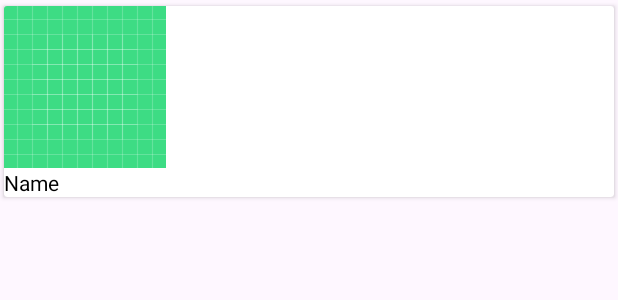
After one commit to AbielBorja/HelloWorld_RickNMorty, an Android app: the layout view_item.xml on its own in the app's theme, with its tools: preview values and no code run, on a phone screen of 412 x 824 dp. The commit adds this screen. Shown: the top 300 px of the screen. Run offline under Robolectric (Android 15) with nearby library versions, the phone set to English and light mode, and no system bars.

Commit message:
Fix in images

```diff
--- a/app/src/main/AndroidManifest.xml
+++ b/app/src/main/AndroidManifest.xml
@@ -3,6 +3,7 @@
     xmlns:tools="http://schemas.android.com/tools">
 
     <uses-permission android:name="android.permission.INTERNET"/>
+
     <application
         android:allowBackup="true"
         android:dataExtractionRules="@xml/data_extraction_rules"
@@ -11,7 +12,7 @@
         android:label="@string/app_name"
         android:roundIcon="@mipmap/ic_launcher_round"
         android:supportsRtl="true"
-        android:theme="@style/Theme.HelloWordl_RicknMorty"
+        android:theme="@style/Theme.RickAndMorty"
         tools:targetApi="31">
         <activity
             android:name=".MainActivity"
--- a/app/src/main/java/com/example/hellowordl_ricknmorty/Repository.kt
+++ /dev/null
@@ -1,6 +0,0 @@
-package com.example.hellowordl_ricknmorty
-
-import com.google.firebase.appdistribution.gradle.ApiService
-
-class Repository(private val apiService: ApiService) {
-}
--- /dev/null
+++ b/app/src/main/res/layout/view_item.xml
@@ -0,0 +1,39 @@
+<?xml version="1.0" encoding="utf-8"?>
+<androidx.cardview.widget.CardView xmlns:android="http://schemas.android.com/apk/res/android"
+    android:layout_width="match_parent"
+    android:layout_height="wrap_content"
+    xmlns:tools="http://schemas.android.com/tools"
+    app:cardUseCompatPadding="true"
+    xmlns:app="http://schemas.android.com/apk/res-auto">
+
+
+<androidx.constraintlayout.widget.ConstraintLayout
+    android:layout_height="match_parent"
+    android:layout_width="wrap_content"
+    android:gravity="center">
+
+    <ImageView
+        android:layout_width="wrap_content"
+        android:layout_height="wrap_content"
+        android:scaleType="centerCrop"
+        android:id="@+id/image"
+        android:src="@drawable/ic_launcher_background"
+        app:layout_constraintTop_toTopOf="parent"
+        app:layout_constraintStart_toStartOf="parent"
+        />
+
+    <TextView
+        android:layout_width="0dp"
+        android:layout_height="wrap_content"
+        tools:text="Name"
+        android:textSize="14sp"
+        android:id="@+id/name"
+        android:textColor="@color/black"
+        app:layout_constraintTop_toBottomOf="@id/image"
+        app:layout_constraintStart_toStartOf="@id/image"
+        app:layout_constraintEnd_toEndOf="@id/image"
+        />
+
+</androidx.constraintlayout.widget.ConstraintLayout>
+
+</androidx.cardview.widget.CardView>
--- a/app/src/main/res/values-night/themes.xml
+++ b/app/src/main/res/values-night/themes.xml
@@ -1,6 +1,6 @@
 <resources xmlns:tools="http://schemas.android.com/tools">
     <!-- Base application theme. -->
-    <style name="Base.Theme.HelloWordl_RicknMorty" parent="Theme.Material3.DayNight.NoActionBar">
+    <style name="Base.Theme.RickAndMorty" parent="Theme.Material3.DayNight.NoActionBar">
         <!-- Customize your dark theme here. -->
         <!-- <item name="colorPrimary">@color/my_dark_primary</item> -->
     </style>
--- a/app/src/main/res/values/strings.xml
+++ b/app/src/main/res/values/strings.xml
@@ -1,3 +1,4 @@
 <resources>
-    <string name="app_name">HelloWordl_RicknMorty</string>
+    <string name="app_name">RickAndMorty</string>
+    <string name="button">button</string>
 </resources>
--- a/app/src/main/res/values/themes.xml
+++ b/app/src/main/res/values/themes.xml
@@ -1,9 +1,9 @@
 <resources xmlns:tools="http://schemas.android.com/tools">
     <!-- Base application theme. -->
-    <style name="Base.Theme.HelloWordl_RicknMorty" parent="Theme.Material3.DayNight.NoActionBar">
+    <style name="Base.Theme.RickAndMorty" parent="Theme.Material3.DayNight.NoActionBar">
         <!-- Customize your light theme here. -->
         <!-- <item name="colorPrimary">@color/my_light_primary</item> -->
     </style>
 
-    <style name="Theme.HelloWordl_RicknMorty" parent="Base.Theme.HelloWordl_RicknMorty" />
+    <style name="Theme.RickAndMorty" parent="Base.Theme.RickAndMorty" />
 </resources>
--- a/settings.gradle.kts
+++ b/settings.gradle.kts
@@ -19,5 +19,5 @@ dependencyResolutionManagement {
     }
 }
 
-rootProject.name = "HelloWordl_RicknMorty"
+rootProject.name = "RickAndMorty"
 include(":app")
```
Also changed, not shown: app/build.gradle.kts (+12 -21 lines), app/src/main/java/com/example/hellowordl_ricknmorty/MainActivity.kt (deleted, +0 -46 lines), app/src/main/java/com/example/hellowordl_ricknmorty/MainAdapter.kt (deleted, +0 -38 lines), app/src/main/java/com/example/hellowordl_ricknmorty/network/Character.kt (deleted, +0 -13 lines), app/src/main/java/com/example/rickandmorty/MainActivity.kt (added, +53 -0 lines), app/src/main/java/com/example/rickandmorty/MainAdapter.kt (added, +39 -0 lines), app/src/main/java/com/example/rickandmorty/network/ApiClient.kt (renamed from app/src/main/java/com/example/hellowordl_ricknmorty/network/ApiClient.kt, +10 -9 lines), app/src/main/java/com/example/rickandmorty/network/Character.kt (added, +12 -0 lines), app/src/main/res/layout/activity_main.xml (+5 -10 lines), app/src/main/res/layout/rv_item.xml (deleted, +0 -39 lines), gradle/libs.versions.toml (+0 -12 lines), gradle/wrapper/gradle-wrapper.properties, 4 other files.
